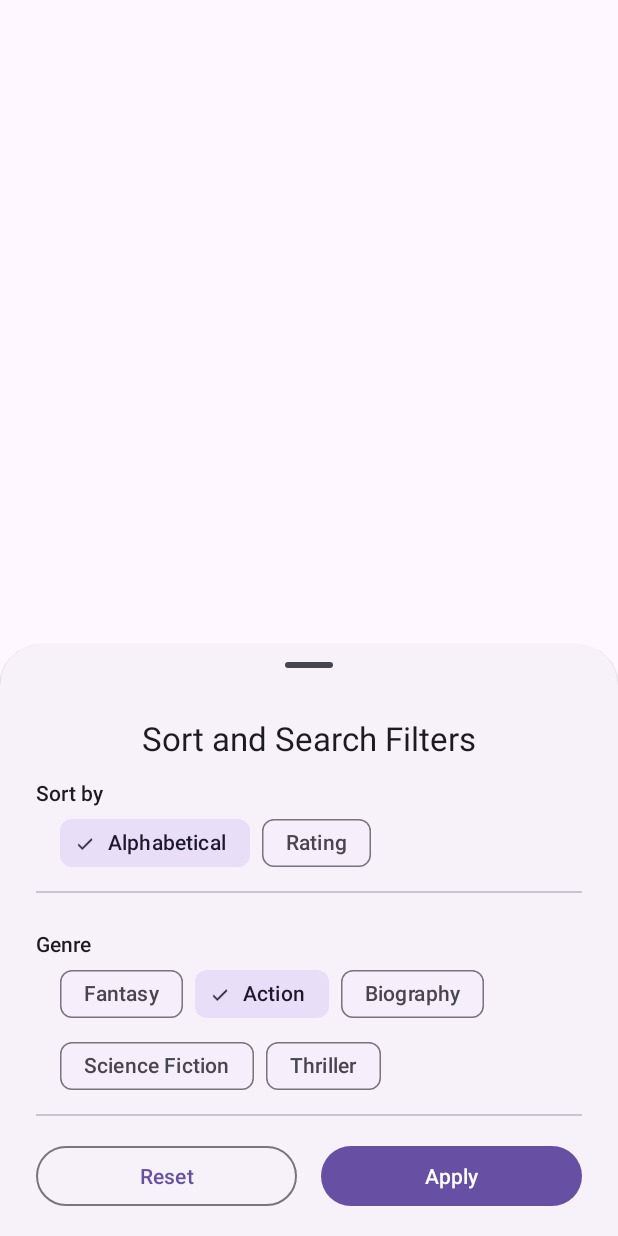
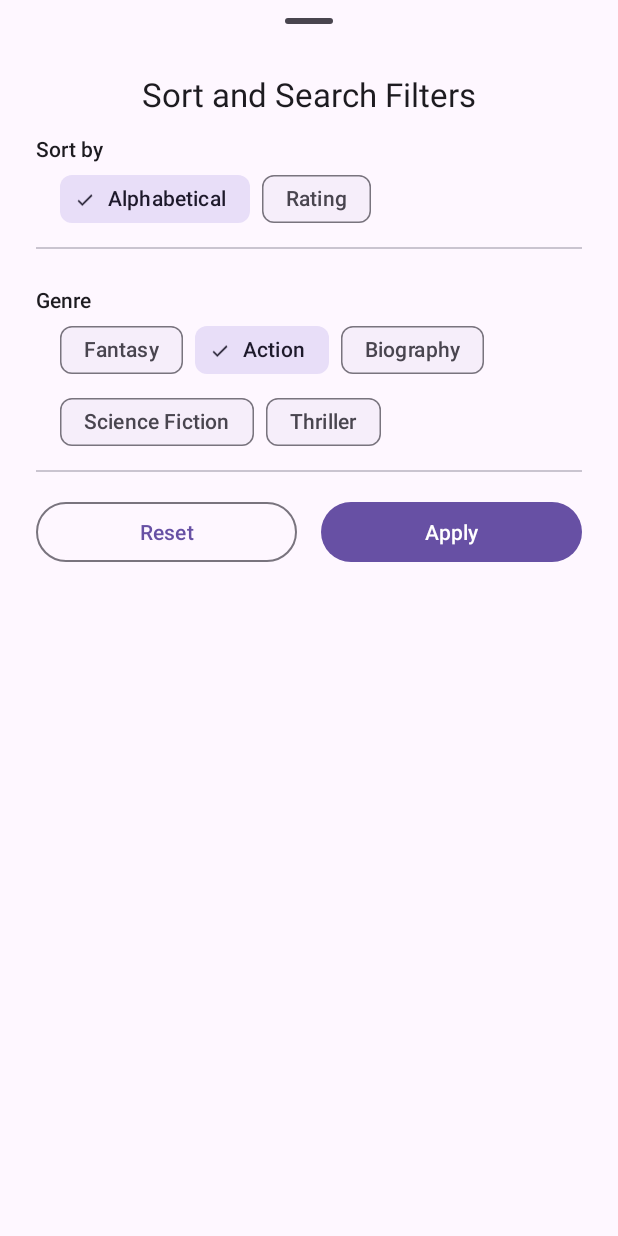
Before and after one commit to Mattia-LT/Readify, an Android app: the layout bottom_search_filter.xml on its own in the app's theme, with its tools: preview values and no code run, on a phone screen of 412 x 824 dp. Run offline under Robolectric (Android 15) with nearby library versions, the phone set to English and light mode, and no system bars.

Commit message:
fixed SearchFragment problem with filters

```diff
--- a/app/src/main/res/layout/bottom_search_filter.xml
+++ b/app/src/main/res/layout/bottom_search_filter.xml
@@ -6,7 +6,9 @@
     xmlns:tools="http://schemas.android.com/tools"
     android:id="@+id/bottomsheet_parent"
     android:layout_width="match_parent"
-    android:layout_height="match_parent">
+    android:layout_height="match_parent"
+    app:layout_behavior="com.google.android.material.bottomsheet.BottomSheetBehavior"
+    >
 
     <androidx.constraintlayout.widget.ConstraintLayout
         android:id="@+id/bottomsheet"
@@ -15,15 +17,16 @@
         android:layout_height="wrap_content"
         android:paddingHorizontal="24dp"
         android:paddingBottom="16dp"
-        app:layout_behavior="com.google.android.material.bottomsheet.BottomSheetBehavior">
+        >
 
         <com.google.android.material.bottomsheet.BottomSheetDragHandleView
             android:id="@+id/bottomsheet_drag_handler"
             android:layout_width="match_parent"
             android:layout_height="wrap_content"
+            app:layout_constraintTop_toTopOf="parent"
             app:layout_constraintEnd_toEndOf="parent"
             app:layout_constraintStart_toStartOf="parent"
-            app:layout_constraintTop_toTopOf="parent" />
+            />
 
         <TextView
             android:id="@+id/bottom_sheet_title"
```
Also changed, not shown: app/src/main/java/it/unimib/readify/ui/main/FilterBottomSheet.java (+10 -1 lines), app/src/main/java/it/unimib/readify/ui/main/SearchFragment.java (+17 -1 lines).
